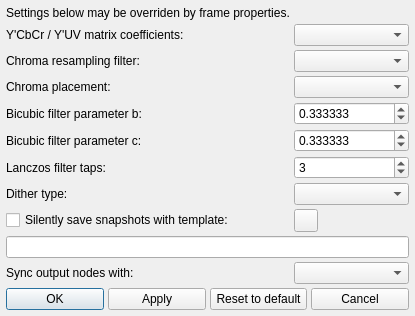
Old version of the form preview/preview_advanced_settings_dialog.ui in the repository Selur/vsViewer.
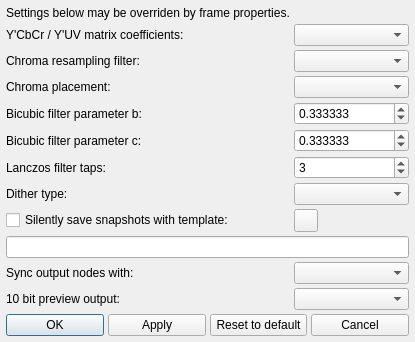
New version of the form. Icons and pictures are not drawn.

```diff
--- a/preview/preview_advanced_settings_dialog.ui
+++ b/preview/preview_advanced_settings_dialog.ui
@@ -135,7 +135,21 @@
    <item row="10" column="1">
     <widget class="QComboBox" name="syncOutputComboBox"/>
    </item>
-   <item row="11" column="0" colspan="2">
+   <item row="11" column="0">
+    <widget class="QLabel" name="label_highBitDepth">
+     <property name="text">
+      <string>10 bit preview output:</string>
+     </property>
+    </widget>
+   </item>
+   <item row="11" column="1">
+    <widget class="QComboBox" name="highBitDepthOutputComboBox">
+     <property name="toolTip">
+      <string>Convert the preview to 10 bit RGB and show it through a 16 bit float (scRGB) Direct3D swapchain. Auto: only on a monitor with Windows HDR on and at least 10 bit per color.</string>
+     </property>
+    </widget>
+   </item>
+   <item row="12" column="0" colspan="2">
     <layout class="QHBoxLayout" name="horizontalLayout">
      <item>
       <widget class="QPushButton" name="okButton">
```
